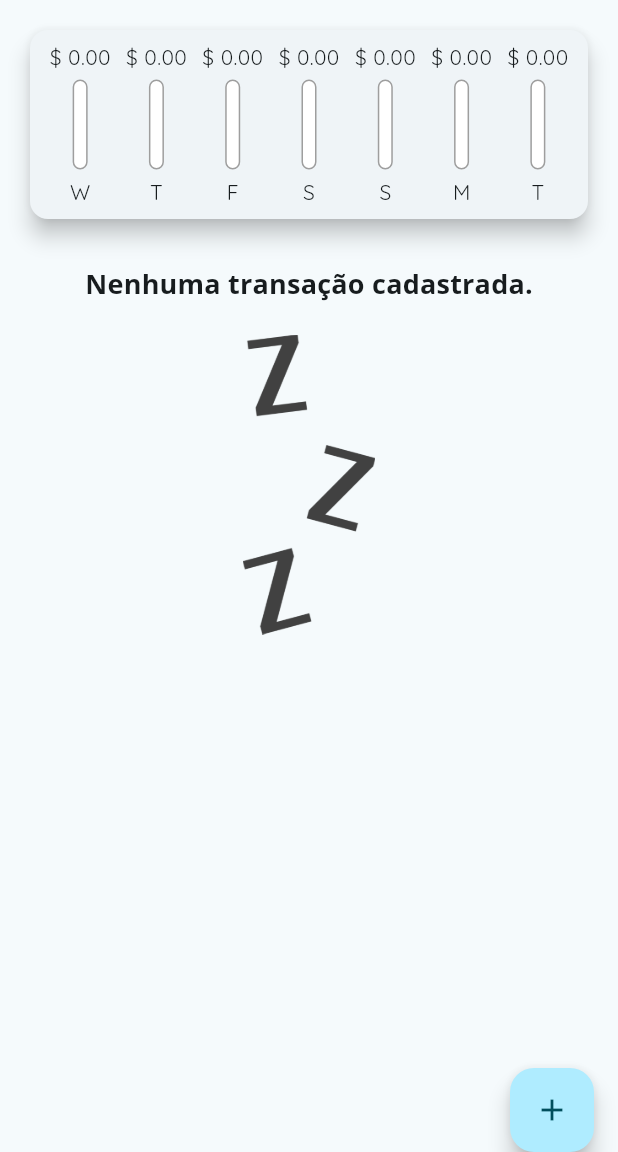
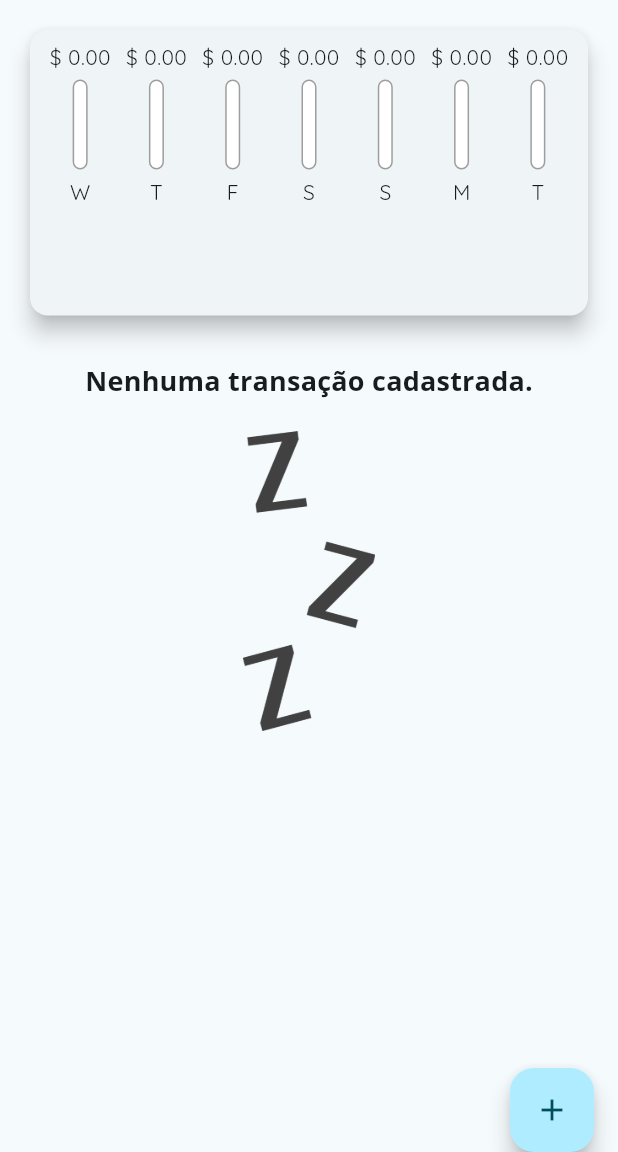
Before and after one commit to f3lipems/Finances, a Flutter app: the screen it shows after launch, on a phone screen of 412 x 824 dp, the part 84-1236 px from its top. Run offline on Flutter 3.47's test engine with Material 3 defaults, Android fonts, the phone set to English and light mode, and no system bars.

Commit message:
Add responsive height

```diff
--- a/lib/components/transaction_list.dart
+++ b/lib/components/transaction_list.dart
@@ -16,9 +16,7 @@ class TransactionList extends StatelessWidget {
   Widget build(BuildContext context) {
     _orderTransactions();
 
-    return Container(
-      height: 300,
-      child: transaction.isEmpty
+    return transaction.isEmpty
         ? Column(
             children: [
               const SizedBox(
@@ -76,7 +74,6 @@ class TransactionList extends StatelessWidget {
                 ),
               );
             },
-            ),
           );
   }
 }
--- a/lib/main.dart
+++ b/lib/main.dart
@@ -52,13 +52,7 @@ class MyHomePage extends StatefulWidget {
 }
 
 class _MyHomePageState extends State<MyHomePage> {
-  final List<Transaction> _trasactions = [
-    // Transaction(id: 't0', title: 'Conta Antiga', value: 326.00, date: DateTime.now().subtract(const Duration(days: 33))),
-    // Transaction(id: 't1', title: 'Tênis', value: 300.00, date: DateTime.now().subtract(const Duration(days: 5))),
-    // Transaction(id: 't2', title: 'Luz', value: 198.34, date: DateTime.now().subtract(const Duration(days: 3))),
-    // Transaction(id: 't3', title: 'Restaurante', value: 135.40, date: DateTime.now().subtract(const Duration(days: 1))),
-    // Transaction(id: 't4', title: 'Mercado', value: 452.74, date: DateTime.now()),
-  ];
+  final List<Transaction> _trasactions = [];
 
   List<Transaction> get _recentTransactions {
     return _trasactions.where((tr) {
@@ -98,8 +92,7 @@ class _MyHomePageState extends State<MyHomePage> {
 
   @override
   Widget build(BuildContext context) {
-    return Scaffold(
-      appBar: AppBar(
+    var appBar = AppBar(
       backgroundColor: Theme.of(context).colorScheme.primary,
       foregroundColor: Theme.of(context).colorScheme.onPrimary,
       actions: [
@@ -111,13 +104,24 @@ class _MyHomePageState extends State<MyHomePage> {
       title: const Text(
         'Finanças',
       ),
-      ),
+    );
+
+    final availableHeight = MediaQuery.of(context).size.height - appBar.preferredSize.height - MediaQuery.of(context).padding.top;
+
+    return Scaffold(
+      appBar: appBar,
       body: SingleChildScrollView(
         child: Column(
           crossAxisAlignment: CrossAxisAlignment.stretch,
           children: <Widget>[
-            Chart(recentTransactions: _recentTransactions),
-            TransactionList(transaction: _trasactions, onRemove: _deleteTransaction),
+            SizedBox(
+              height: availableHeight * 0.3,
+              child: Chart(recentTransactions: _recentTransactions),
+            ),
+            SizedBox(
+              height: availableHeight * 0.7,
+              child: TransactionList(transaction: _trasactions, onRemove: _deleteTransaction),
+            ),
           ],
         ),
       ),
```
Lines whose indentation alone changed are shown as unchanged.
